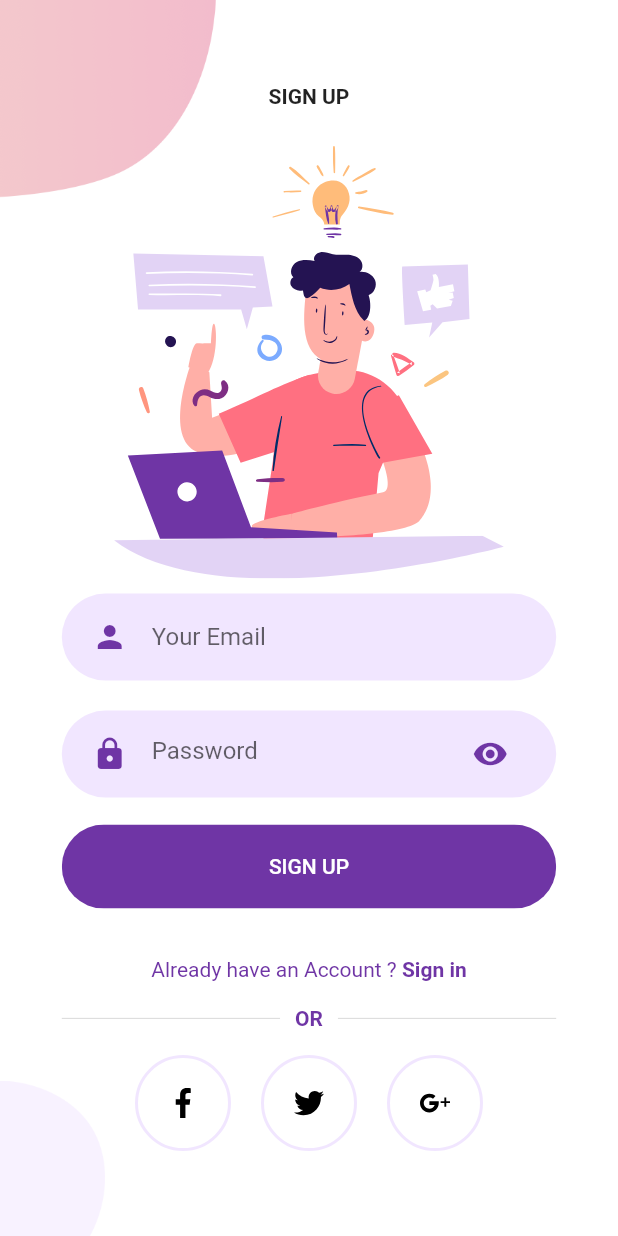
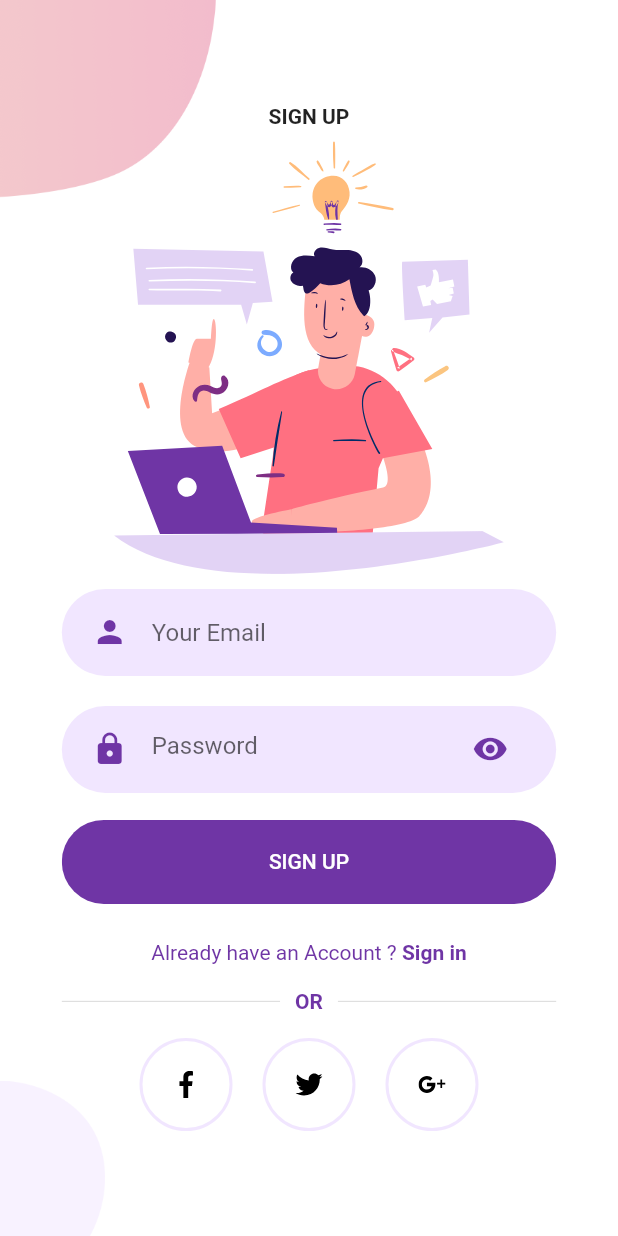
Before and after one commit to AndreyLukyanenko/Login_SignUp_Page, a Flutter app: the SignUpScreen screen opened directly, on a phone screen of 412 x 824 dp. Run offline on Flutter 3.47's test engine with Material 2 defaults, Android fonts, the phone set to English and light mode, and no system bars; our stand-ins replace flutter_svg.

Commit message:
correct Sign Up Page

```diff
--- a/lib/Screens/SignUp/components/body.dart
+++ b/lib/Screens/SignUp/components/body.dart
@@ -29,7 +29,7 @@ class Body extends StatelessWidget {
               style: TextStyle(fontWeight: FontWeight.bold),
             ),
             SizedBox(
-              height: size.height * 0.03,
+              height: size.height * 0.01,
             ),
             SvgPicture.asset(
               'assets/icons/signup.svg',
@@ -47,7 +47,7 @@ class Body extends StatelessWidget {
               press: () {},
             ),
             SizedBox(
-              height: size.height * 0.03,
+              height: size.height * 0.02,
             ),
             AlreadyHeaveAnAccountCheck(
               login: false,
--- a/lib/components/social_items.dart
+++ b/lib/components/social_items.dart
@@ -27,8 +27,8 @@ class SocialIcons extends StatelessWidget {
         ),
         child: SvgPicture.asset(
           iconSrc,
-          height: 20,
-          width: 20,
+          height: 18,
+          width: 18,
         ),
       ),
     );
```
